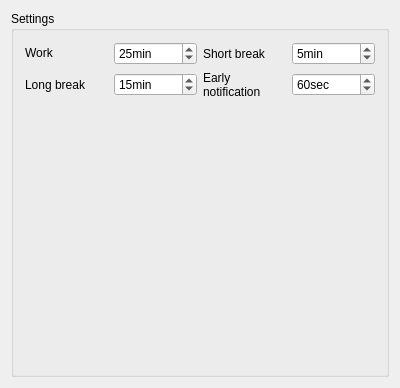
This is src/settings.ui in Proyecto513/Tomate as Qt 5 draws it before an edit. The edited form follows.
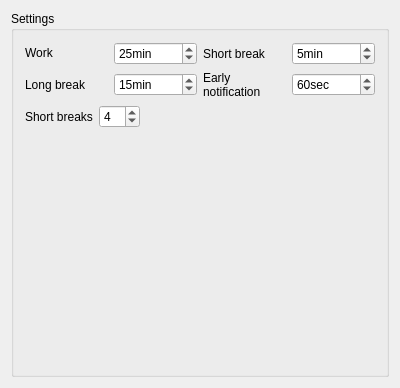
This is the edited form. Icons and pictures are not drawn.

Commit message: defined settings

```diff
--- a/src/settings.ui
+++ b/src/settings.ui
@@ -121,10 +121,53 @@
        </layout>
       </item>
       <item>
-       <layout class="QHBoxLayout" name="horizontalLayout_3"/>
+       <layout class="QHBoxLayout" name="horizontalLayout_3">
+        <item>
+         <widget class="QLabel" name="sbreaksnumberLabel">
+          <property name="toolTip">
+           <string>Set the times you want to have work/shortbreak cycles before a long break</string>
+          </property>
+          <property name="text">
+           <string>Short breaks</string>
+          </property>
+         </widget>
       </item>
       <item>
-       <spacer name="verticalSpacer">
+         <widget class="QSpinBox" name="sbreaknumberSpinBox">
+          <property name="toolTip">
+           <string>Set the times you want to have work/shortbreak cycles before a long break</string>
+          </property>
+          <property name="suffix">
+           <string/>
+          </property>
+          <property name="minimum">
+           <number>1</number>
+          </property>
+          <property name="maximum">
+           <number>10</number>
+          </property>
+          <property name="value">
+           <number>4</number>
+          </property>
+         </widget>
+        </item>
+        <item>
+         <spacer name="horizontalSpacer">
+          <property name="orientation">
+           <enum>Qt::Horizontal</enum>
+          </property>
+          <property name="sizeHint" stdset="0">
+           <size>
+            <width>40</width>
+            <height>20</height>
+           </size>
+          </property>
+         </spacer>
+        </item>
+       </layout>
+      </item>
+      <item>
+       <spacer name="verticalSpacer_2">
         <property name="orientation">
          <enum>Qt::Vertical</enum>
         </property>
```
Left out of the diff: 29 changed lines with no effect on the pictures. Lines whose indentation alone changed are shown as unchanged. The commit also changes 5 other files.
